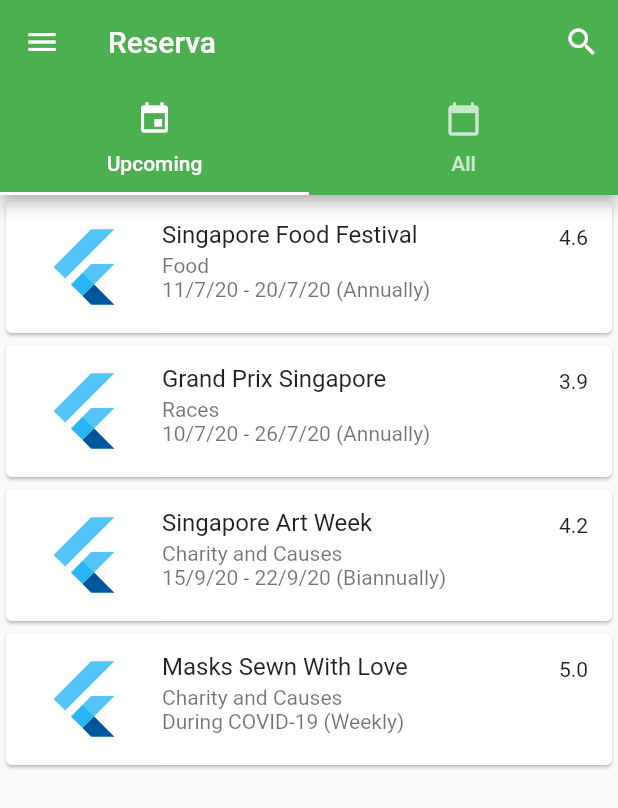
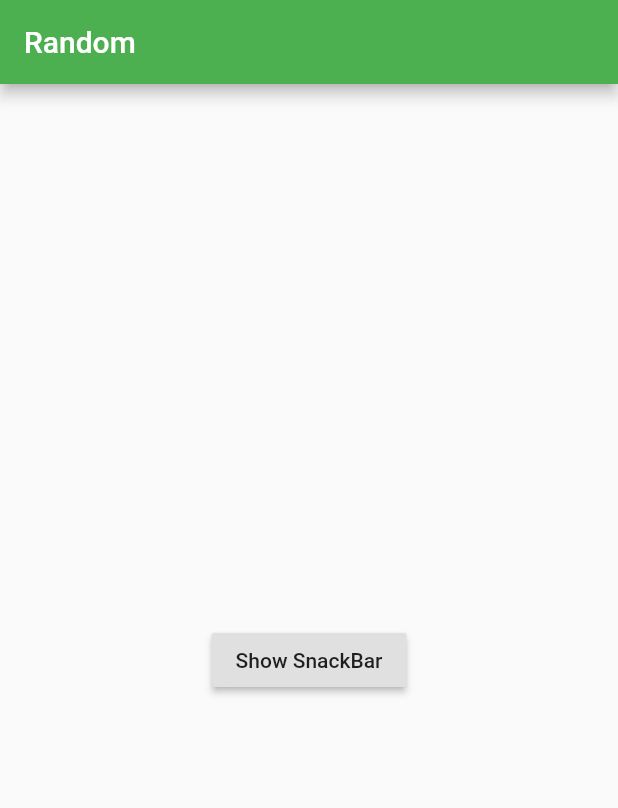
Before and after one commit to Pascal-Inc/Reserva-Flutter, a Flutter app: the screen it shows after launch, on a phone screen of 412 x 824 dp. Shown: the top 808 px of the screen. Run offline on Flutter 3.47's test engine with Material 2 defaults, Android fonts, the phone set to English and light mode, and no system bars.

Commit message:
Snackbar Example, will be implemented later on

```diff
--- a/lib/Home.dart
+++ b/lib/Home.dart
@@ -49,3 +49,29 @@ class _HomePageState extends State<HomePage> {
     );
   }
 }
+
+class SnackBarPage extends StatelessWidget {
+  @override
+  Widget build(BuildContext context) {
+    return Center(
+      child: RaisedButton(
+        onPressed: () {
+          final snackBar = SnackBar(
+            content: Text('Yay! A SnackBar!'),
+            action: SnackBarAction(
+              label: 'Undo',
+              onPressed: () {
+                // Some code to undo the change.
+              },
+            ),
+          );
+
+          // Find the Scaffold in the widget tree and use
+          // it to show a SnackBar.
+          Scaffold.of(context).showSnackBar(snackBar);
+        },
+        child: Text('Show SnackBar'),
+      ),
+    );
+  }
+}
--- a/lib/Tabs.dart
+++ b/lib/Tabs.dart
@@ -588,8 +588,7 @@ class _TabBarClassState extends State<TabBarClass> {
                         onTap: () {},
                       ),
                     ),
-                  ]),
-
+                  ])
                   // Text("All Events"),
                   // Text("Search"),
                   // Text("Settings")
--- a/lib/Welcome.dart
+++ b/lib/Welcome.dart
@@ -1,7 +1,6 @@
 import 'package:flutter/material.dart';
+import 'package:reserva_flutter/Home.dart';
 import 'package:reserva_flutter/Settings/Account.dart';
-// import 'package:reserva_flutter/Home.dart';
-import 'package:reserva_flutter/Tabs.dart';
 
 void main() {
   runApp(MyApp());
@@ -33,8 +32,10 @@ class MyApp extends StatelessWidget {
           // closer together (more dense) than on mobile platforms.
           visualDensity: VisualDensity.adaptivePlatformDensity,
         ),
-        home:
-            /* HomePage()*/ TabBarClass() // MyHomePage(title: 'Reserva Flutter Home Page'),
+        home: Scaffold(
+          appBar: AppBar(title: Text('Random')),
+          body: SnackBarPage(),
+        ) /* HomePage()*/ // TabBarClass() // MyHomePage(title: 'Reserva Flutter Home Page'),
         );
   }
 }
```
